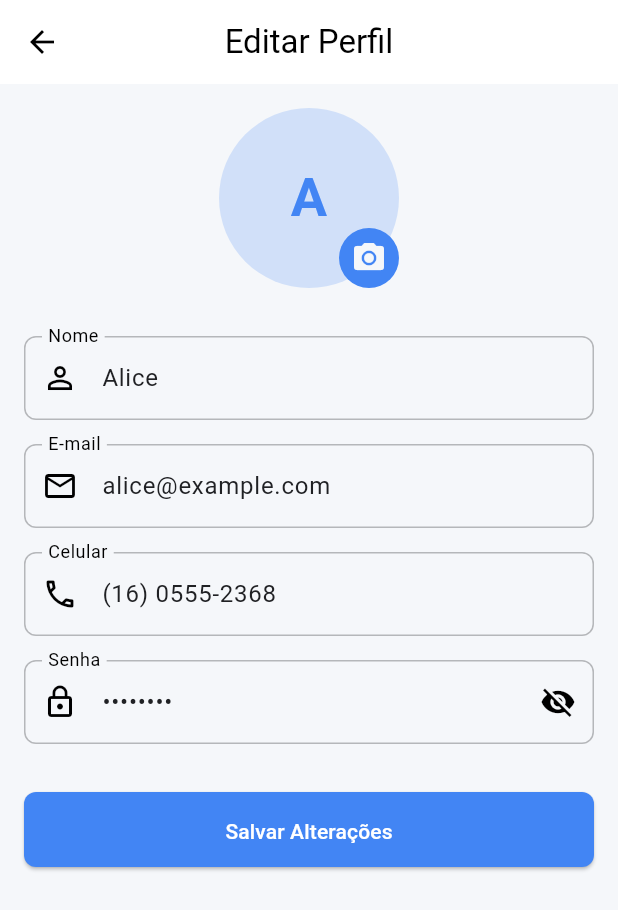
After one commit to lucasbno/blindex, a Flutter app: the ProfileView screen opened by its route, scrolled down 92 dp, after a tap on "Editar Perfil", on a phone screen of 412 x 824 dp. The commit adds this screen. Shown: the top 910 px of the screen. Run offline on Flutter 3.47's test engine with Material 3 defaults, Android fonts, the phone set to English and light mode, and no system bars; our stand-ins replace device_preview, get_it, mask_text_input_formatter; missing offline and left inert: bcrypt.

Commit message:
feat: tela edicao perfil

```diff
--- /dev/null
+++ b/lib/view/edit_profile_view.dart
@@ -0,0 +1,205 @@
+import 'package:blindex/theme/app_themes.dart';
+import 'package:flutter/material.dart';
+
+class EditProfileView extends StatefulWidget {
+  const EditProfileView({super.key});
+
+  @override
+  State<EditProfileView> createState() => _EditProfileViewState();
+}
+
+class _EditProfileViewState extends State<EditProfileView> {
+  late final TextEditingController _nameController;
+  late final TextEditingController _emailController;
+  late final TextEditingController _phoneController;
+  late final TextEditingController _passwordController;
+  bool _isPasswordVisible = false;
+
+  @override
+  void initState() {
+    super.initState();
+    _nameController = TextEditingController(text: 'Alice');
+    _emailController = TextEditingController(text: 'alice@example.com');
+    _phoneController = TextEditingController(text: '(16) 0555-2368');
+    _passwordController = TextEditingController(text: 'senha123');
+  }
+
+  @override
+  void dispose() {
+    _nameController.dispose();
+    _emailController.dispose();
+    _phoneController.dispose();
+    _passwordController.dispose();
+    super.dispose();
+  }
+
+  @override
+  Widget build(BuildContext context) {
+    return Scaffold(
+      appBar: AppBar(
+        title: const Text('Editar Perfil'),
+        centerTitle: true,
+        elevation: 0,
+      ),
+      body: SingleChildScrollView(
+        child: Padding(
+          padding: const EdgeInsets.all(16.0),
+          child: Column(
+            crossAxisAlignment: CrossAxisAlignment.start,
+            children: [
+              _buildAvatarSection(context),
+              const SizedBox(height: 32),
+              _buildTextField(
+                controller: _nameController,
+                label: 'Nome',
+                icon: Icons.person_outline,
+              ),
+              const SizedBox(height: 16),
+              _buildTextField(
+                controller: _emailController,
+                label: 'E-mail',
+                icon: Icons.email_outlined,
+                keyboardType: TextInputType.emailAddress,
+              ),
+              const SizedBox(height: 16),
+              _buildTextField(
+                controller: _phoneController,
+                label: 'Celular',
+                icon: Icons.phone_outlined,
+                keyboardType: TextInputType.phone,
+              ),
+              const SizedBox(height: 16),
+              _buildPasswordField(context),
+              const SizedBox(height: 32),
+              _buildSaveButton(context),
+            ],
+          ),
+        ),
+      ),
+    );
+  }
+
+  Widget _buildAvatarSection(BuildContext context) {
+    return Center(
+      child: Stack(
+        children: [
+          CircleAvatar(
+            radius: 60,
+            backgroundColor: AppColors.accent(context).withValues(alpha: 0.2),
+            child: Text(
+              'A',
+              style: TextStyle(
+                fontSize: 36,
+                fontWeight: FontWeight.bold,
+                color: AppColors.accent(context),
+              ),
+            ),
+          ),
+          Positioned(
+            bottom: 0,
+            right: 0,
+            child: Container(
+              padding: const EdgeInsets.all(8),
+              decoration: BoxDecoration(
+                color: AppColors.accent(context),
+                shape: BoxShape.circle,
+              ),
+              child: Icon(
+                Icons.camera_alt,
+                size: 24,
+                color: Theme.of(context).scaffoldBackgroundColor,
+              ),
+            ),
+          ),
+        ],
+      ),
+    );
+  }
+
+  Widget _buildTextField({
+    required TextEditingController controller,
+    required String label,
+    required IconData icon,
+    TextInputType? keyboardType,
+  }) {
+    return TextFormField(
+      controller: controller,
+      decoration: InputDecoration(
+        labelText: label,
+        prefixIcon: Icon(icon),
+        border: OutlineInputBorder(
+          borderRadius: BorderRadius.circular(8),
+        ),
+        enabledBorder: OutlineInputBorder(
+          borderRadius: BorderRadius.circular(8),
+          borderSide: BorderSide(
+            color: AppColors.textColor(context).withValues(alpha: 0.3),
+          ),
+        ),
+        focusedBorder: OutlineInputBorder(
+          borderRadius: BorderRadius.circular(8),
+          borderSide: BorderSide(
+            color: AppColors.accent(context),
+          ),
+        ),
+      ),
+      keyboardType: keyboardType,
+    );
+  }
+
+  Widget _buildPasswordField(BuildContext context) {
+    return TextFormField(
+      controller: _passwordController,
+      obscureText: !_isPasswordVisible,
+      decoration: InputDecoration(
+        labelText: 'Senha',
+        prefixIcon: const Icon(Icons.lock_outline),
+        suffixIcon: IconButton(
+          icon: Icon(
+            _isPasswordVisible ? Icons.visibility : Icons.visibility_off,
+          ),
+          onPressed: () {
+            setState(() {
+              _isPasswordVisible = !_isPasswordVisible;
+            });
+          },
+        ),
+        border: OutlineInputBorder(
+          borderRadius: BorderRadius.circular(8),
+        ),
+        enabledBorder: OutlineInputBorder(
+          borderRadius: BorderRadius.circular(8),
+          borderSide: BorderSide(
+            color: AppColors.textColor(context).withValues(alpha: 0.3),
+          ),
+        ),
+        focusedBorder: OutlineInputBorder(
+          borderRadius: BorderRadius.circular(8),
+          borderSide: BorderSide(
+            color: AppColors.accent(context),
+          ),
+        ),
+      ),
+    );
+  }
+
+  Widget _buildSaveButton(BuildContext context) {
+    return SizedBox(
+      width: double.infinity,
+      height: 50,
+      child: ElevatedButton(
+        onPressed: () {
+          Navigator.pop(context);
+
+          ScaffoldMessenger.of(context).showSnackBar(
+            const SnackBar(
+              content: Text('Perfil atualizado com sucesso! (Demonstração)'),
+              backgroundColor: Colors.green,
+            ),
+          );
+        },
+        child: const Text('Salvar Alterações'),
+      ),
+    );
+  }
+}
--- a/lib/view/profile_view.dart
+++ b/lib/view/profile_view.dart
@@ -1,3 +1,4 @@
+import 'package:blindex/components/app_bottom_bar.dart';
 import 'package:blindex/model/user_model.dart';
 import 'package:blindex/repository/user_repository.dart';
 import 'package:blindex/theme/app_themes.dart';
@@ -11,21 +12,14 @@ class ProfileView extends StatelessWidget {
 
   @override
   Widget build(BuildContext context) {
-
     final userRepository = GetIt.I<UserRepository>();
     final user = userRepository.users[0];
 
     return Scaffold(
       backgroundColor: Theme.of(context).scaffoldBackgroundColor,
-      appBar: AppBar(
-        title: Text('Perfil', style: Theme.of(context).textTheme.titleLarge),
-        elevation: 0,
-        backgroundColor: Theme.of(context).cardColor,
-        foregroundColor: AppColors.textColor(context),
-      ),
       body: SingleChildScrollView(
         child: Padding(
-          padding: const EdgeInsets.all(16.0),
+          padding: const EdgeInsets.symmetric(horizontal: 16.0, vertical: 48.0),
           child: Column(
             crossAxisAlignment: CrossAxisAlignment.center,
             children: [
@@ -62,6 +56,9 @@ class ProfileView extends StatelessWidget {
             ],
           ),
         ),
+      ),
+      bottomNavigationBar: const AppBottomBar(
+        currentScreen: '/profile',
       ),
     );
   }
@@ -209,7 +206,7 @@ class ProfileView extends StatelessWidget {
       children: [
         ElevatedButton(
           onPressed: () {
-            // Edit profile action
+            Navigator.of(context).pushNamed('/edit-profile');
           },
           style: ElevatedButton.styleFrom(
             minimumSize: const Size.fromHeight(50),
@@ -219,7 +216,28 @@ class ProfileView extends StatelessWidget {
         const SizedBox(height: 12),
         OutlinedButton(
           onPressed: () {
-            // Log out action
+            Navigator.of(context).pushNamed('/about');
+          },
+          style: OutlinedButton.styleFrom(
+            minimumSize: const Size.fromHeight(50),
+            side: BorderSide(color: AppColors.accent(context)),
+          ),
+          child: Row(
+            mainAxisAlignment: MainAxisAlignment.center,
+            children: [
+              Icon(Icons.info_outline, size: 20),
+              const SizedBox(width: 8),
+              const Text('Sobre o App'),
+            ],
+          ),
+        ),
+        const SizedBox(height: 12),
+        OutlinedButton(
+          onPressed: () {
+            Navigator.of(context).pushNamedAndRemoveUntil(
+              '/login',
+              (route) => false,
+            );
           },
           style: OutlinedButton.styleFrom(
             minimumSize: const Size.fromHeight(50),
```
